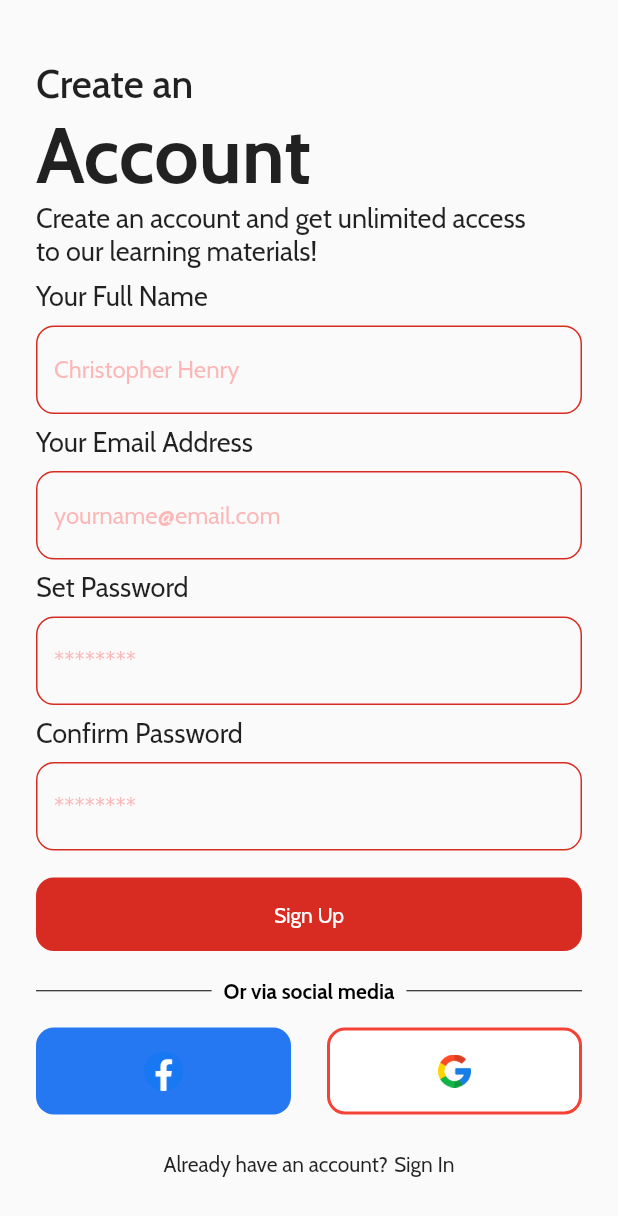
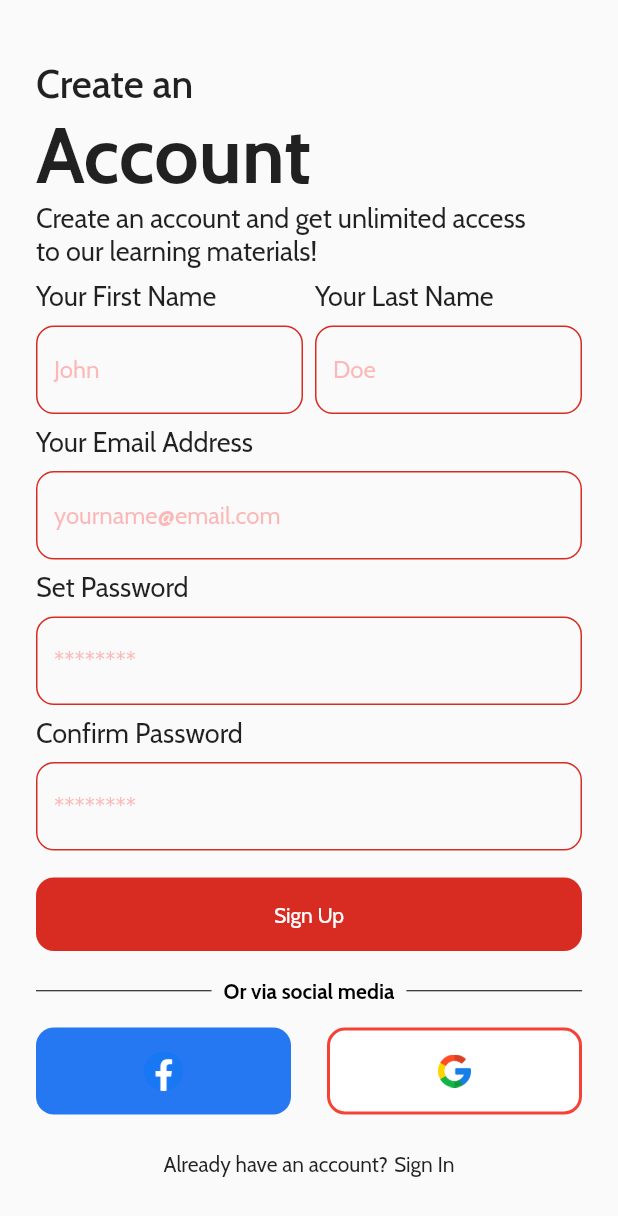
Before and after one commit to Crucialjun/cbc_online, a Flutter app: the SignUpScreen screen opened by its route, on a phone screen of 412 x 824 dp. Shown: the top 1216 px of the screen. Run offline on Flutter 3.47's test engine with Material 2 defaults, Android fonts, the phone set to English and light mode, and no system bars; our stand-ins replace google_fonts, smooth_page_indicator.

Commit message:
update sign up screen

```diff
--- a/lib/screens/sign_up.dart
+++ b/lib/screens/sign_up.dart
@@ -36,8 +36,14 @@ class SignUpScreen extends StatelessWidget {
                 const SizedBox(
                   height: 8,
                 ),
+                Row(
+                  children: [
+                    Expanded(
+                      child: Column(
+                        crossAxisAlignment: CrossAxisAlignment.start,
+                        children: [
                           const Text(
-                  "Your Full Name",
+                            "Your First Name",
                             style: TextStyle(fontSize: 18),
                           ),
                           const SizedBox(
@@ -45,7 +51,33 @@ class SignUpScreen extends StatelessWidget {
                           ),
                           TextFormField(
                             decoration:
-                      const TextFormDecorator(hintString: "Christopher Henry"),
+                                const TextFormDecorator(hintString: "John"),
+                          ),
+                        ],
+                      ),
+                    ),
+                    const SizedBox(
+                      width: 8,
+                    ),
+                    Expanded(
+                      child: Column(
+                        crossAxisAlignment: CrossAxisAlignment.start,
+                        children: [
+                          const Text(
+                            "Your Last Name",
+                            style: TextStyle(fontSize: 18),
+                          ),
+                          const SizedBox(
+                            height: 8,
+                          ),
+                          TextFormField(
+                            decoration:
+                                const TextFormDecorator(hintString: "Doe"),
+                          ),
+                        ],
+                      ),
+                    ),
+                  ],
                 ),
                 const SizedBox(
                   height: 8,
```
Lines whose indentation alone changed are shown as unchanged.
